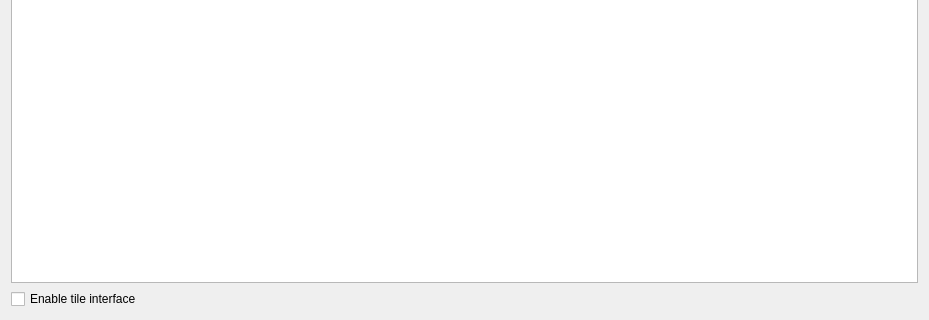
Before: the Qt Designer form client/libclient/src/ui/widgets/properties/ioport_settings_widget.ui in networkoptix/nx_open, drawn with Qt 5; both pictures show x 0 to 929 and y 149 to 469 of the 929 by 469 pixel window.
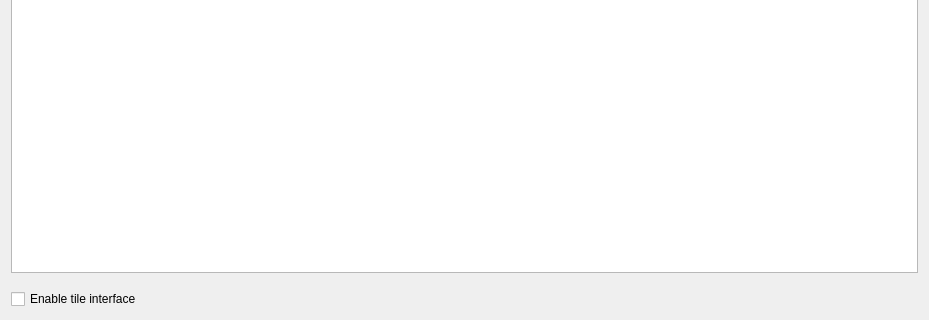
After: the same form once the commit is applied.

Commit message:
## Checkbox to select I/O module overlay style
<==== Mercurial data ====>
Branch: dev_3.0.0_gui

Patch:
```diff
--- a/client/libclient/src/ui/widgets/properties/ioport_settings_widget.ui
+++ b/client/libclient/src/ui/widgets/properties/ioport_settings_widget.ui
@@ -14,6 +14,9 @@
    <string>Form</string>
   </property>
   <layout class="QVBoxLayout" name="verticalLayout">
+   <property name="spacing">
+    <number>16</number>
+   </property>
    <item>
     <widget class="QTableView" name="tableView">
      <property name="editTriggers">
```
